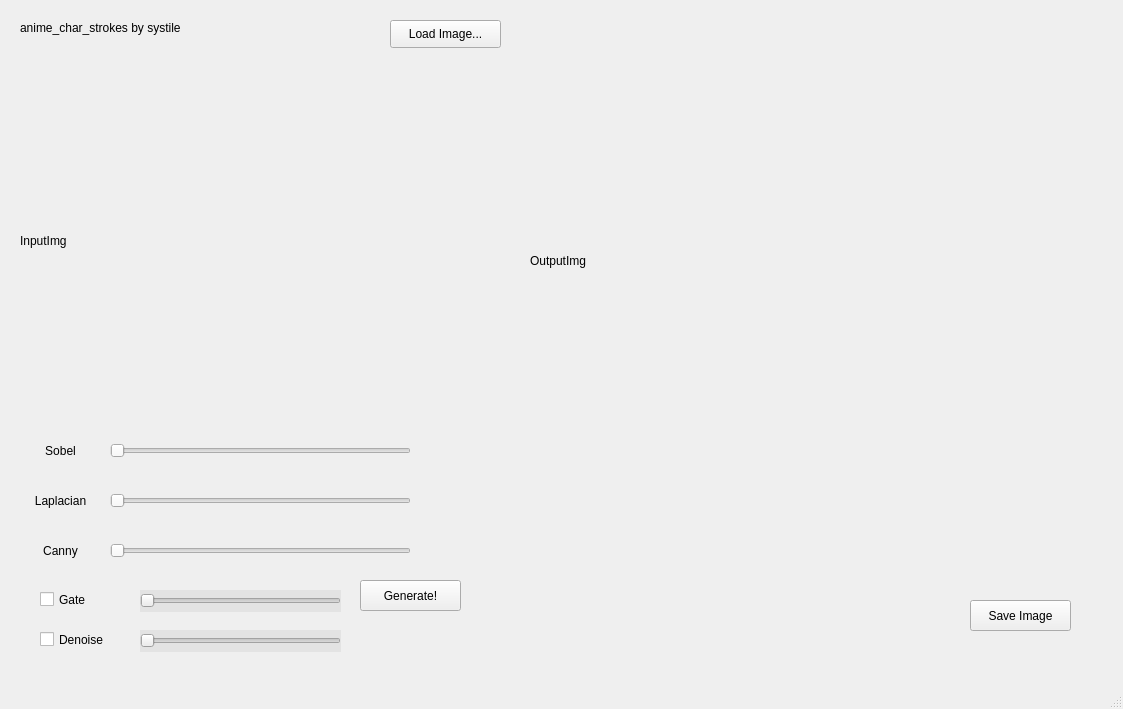
Qt form program.ui (systil3/anime-character-stroke-extracter) before a commit.
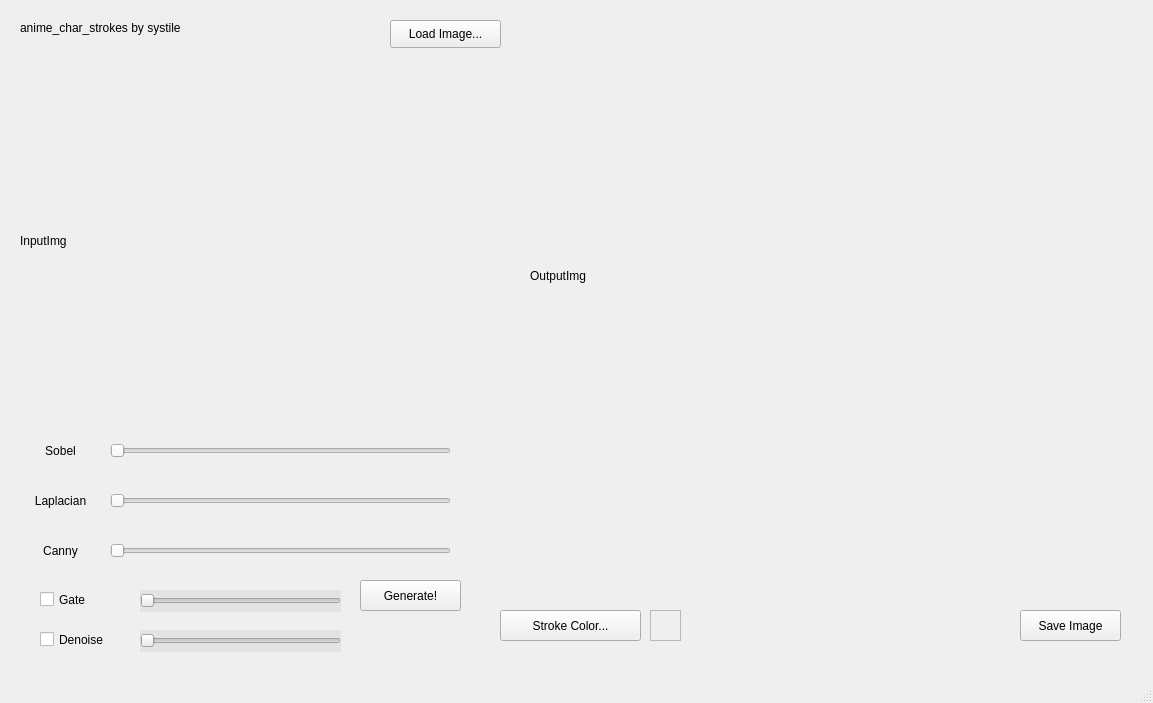
The same form after that commit.

Diff of the .ui file:
```diff
--- a/program.ui
+++ b/program.ui
@@ -6,8 +6,8 @@
    <rect>
     <x>0</x>
     <y>0</y>
-    <width>1123</width>
-    <height>709</height>
+    <width>1153</width>
+    <height>703</height>
    </rect>
   </property>
   <property name="windowTitle">
@@ -48,7 +48,7 @@
      <rect>
       <x>110</x>
       <y>440</y>
-      <width>301</width>
+      <width>341</width>
       <height>22</height>
      </rect>
     </property>
@@ -61,7 +61,7 @@
      <rect>
       <x>110</x>
       <y>490</y>
-      <width>301</width>
+      <width>341</width>
       <height>22</height>
      </rect>
     </property>
@@ -74,7 +74,7 @@
      <rect>
       <x>110</x>
       <y>540</y>
-      <width>301</width>
+      <width>341</width>
       <height>22</height>
      </rect>
     </property>
@@ -144,7 +144,7 @@
      <rect>
       <x>20</x>
       <y>70</y>
-      <width>481</width>
+      <width>471</width>
       <height>341</height>
      </rect>
     </property>
@@ -200,8 +200,8 @@
      <rect>
       <x>530</x>
       <y>30</y>
-      <width>511</width>
-      <height>461</height>
+      <width>571</width>
+      <height>491</height>
      </rect>
     </property>
     <property name="text">
@@ -241,8 +241,8 @@
    <widget class="QPushButton" name="saveImageButton">
     <property name="geometry">
      <rect>
-      <x>970</x>
-      <y>600</y>
+      <x>1020</x>
+      <y>610</y>
       <width>101</width>
       <height>31</height>
      </rect>
@@ -254,6 +254,38 @@
      <string>Save Image</string>
     </property>
    </widget>
+   <widget class="QPushButton" name="strokeColorButton">
+    <property name="geometry">
+     <rect>
+      <x>500</x>
+      <y>610</y>
+      <width>141</width>
+      <height>31</height>
+     </rect>
+    </property>
+    <property name="autoFillBackground">
+     <bool>false</bool>
+    </property>
+    <property name="text">
+     <string>Stroke Color...</string>
+    </property>
+   </widget>
+   <widget class="QFrame" name="strokeColorFrame">
+    <property name="geometry">
+     <rect>
+      <x>650</x>
+      <y>610</y>
+      <width>31</width>
+      <height>31</height>
+     </rect>
+    </property>
+    <property name="frameShape">
+     <enum>QFrame::StyledPanel</enum>
+    </property>
+    <property name="frameShadow">
+     <enum>QFrame::Raised</enum>
+    </property>
+   </widget>
   </widget>
   <widget class="QMenuBar" name="menubar">
    <property name="geometry">
```
Left out of the diff: 2 changed lines with no effect on the pictures.
